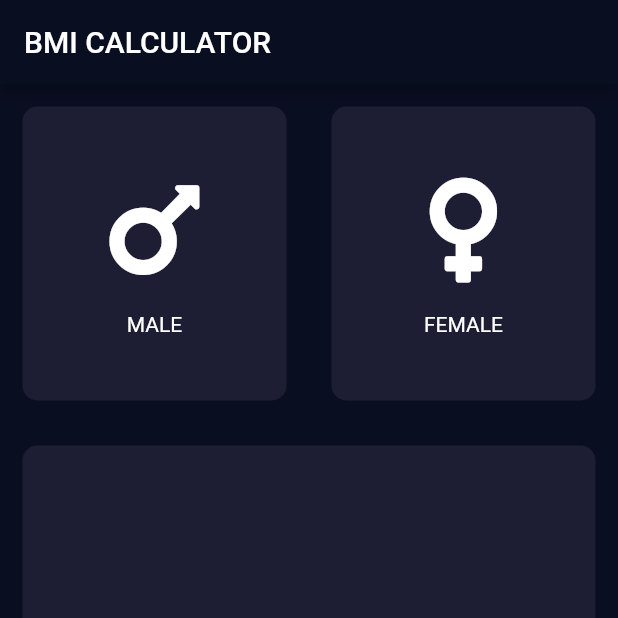
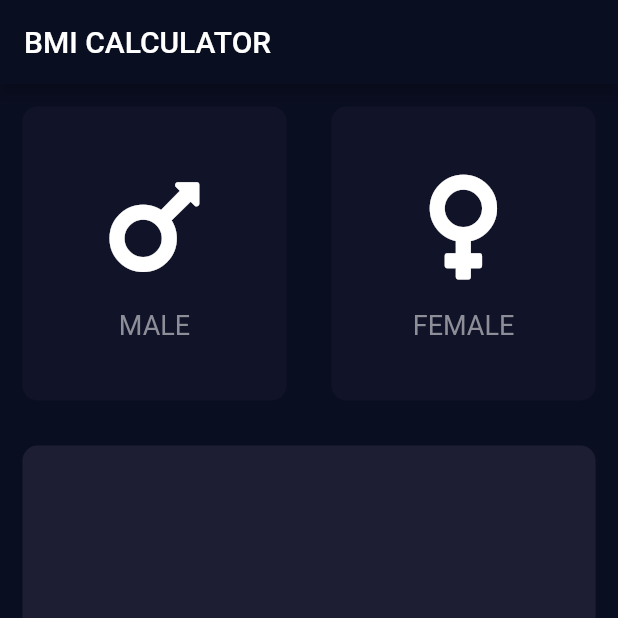
Before and after one commit to maxts0gt/flutter-bmi-calculator, a Flutter app: the screen it shows after launch, on a phone screen of 412 x 824 dp, the top half of it. Run offline on Flutter 3.47's test engine with Material 2 defaults, Android fonts, the phone set to English and light mode, and no system bars; our stand-ins replace font_awesome_flutter.

Commit message:
added gesture detector on male and female selectors

```diff
--- a/lib/input_page.dart
+++ b/lib/input_page.dart
@@ -4,8 +4,9 @@ import 'reusable_card.dart';
 import 'icon_content.dart';
 
 const bottomContainerHeight = 80.0;
-const activeBoxColor = 0xFF1D1E33;
-const bottomContainerColor = 0xFFEB1555;
+const activeBoxColor = Color(0xFF1D1E33);
+const inActiveBoxColor = Color(0xFF111328);
+const bottomContainerColor = Color(0xFFEB1555);
 
 class InputPage extends StatefulWidget {
   @override
@@ -13,6 +14,28 @@ class InputPage extends StatefulWidget {
 }
 
 class _InputPageState extends State<InputPage> {
+  Color maleCardColour = inActiveBoxColor;
+  Color femaleCardColour = inActiveBoxColor;
+
+  //1 = male, 2 = female
+  void updateColour(int gender) {
+    if (gender == 1) {
+      if (maleCardColour == inActiveBoxColor) {
+        maleCardColour = activeBoxColor;
+        femaleCardColour = inActiveBoxColor;
+      } else {
+        maleCardColour = inActiveBoxColor;
+      }
+    } else if (gender == 2) {
+      if (femaleCardColour == inActiveBoxColor) {
+        femaleCardColour = activeBoxColor;
+        maleCardColour = inActiveBoxColor;
+      } else {
+        femaleCardColour = inActiveBoxColor;
+      }
+    }
+  }
+
   @override
   Widget build(BuildContext context) {
     return Scaffold(
@@ -25,24 +48,34 @@ class _InputPageState extends State<InputPage> {
             child: Row(
               children: [
                 Expanded(
+                  child: GestureDetector(
+                    onTap: () {
+                      setState(() {
+                        updateColour(1);
+                      });
+                    },
                     child: ReusableCard(
-                    colour: Color(
-                      activeBoxColor,
-                    ),
+                      colour: maleCardColour,
                       cardChild: IconContent(
                         icon: FontAwesomeIcons.mars,
                         label: 'MALE',
                       ),
                     ),
                   ),
+                ),
                 Expanded(
+                  child: GestureDetector(
+                    onTap: () {
+                      setState(() {
+                        updateColour(2);
+                      });
+                    },
                     child: ReusableCard(
-                    colour: Color(
-                      activeBoxColor,
-                    ),
+                      colour: femaleCardColour,
                       cardChild: IconContent(
                         icon: FontAwesomeIcons.venus,
                         label: 'FEMALE',
+                      ),
                     ),
                   ),
                 ),
@@ -50,22 +83,22 @@ class _InputPageState extends State<InputPage> {
             ),
           ),
           Expanded(
-            child: ReusableCard(colour: Color(activeBoxColor)),
+            child: ReusableCard(colour: activeBoxColor),
           ),
           Expanded(
             child: Row(
               children: [
                 Expanded(
-                  child: ReusableCard(colour: Color(activeBoxColor)),
+                  child: ReusableCard(colour: activeBoxColor),
                 ),
                 Expanded(
-                  child: ReusableCard(colour: Color(activeBoxColor)),
+                  child: ReusableCard(colour: activeBoxColor),
                 ),
               ],
             ),
           ),
           Container(
-            color: Color(bottomContainerColor),
+            color: bottomContainerColor,
             margin: EdgeInsets.only(top: 10.0),
             width: double.infinity,
             height: bottomContainerHeight,
```
Also changed, not shown: lib/icon_content.dart (+4 -9 lines). Lines whose indentation alone changed are shown as unchanged.
